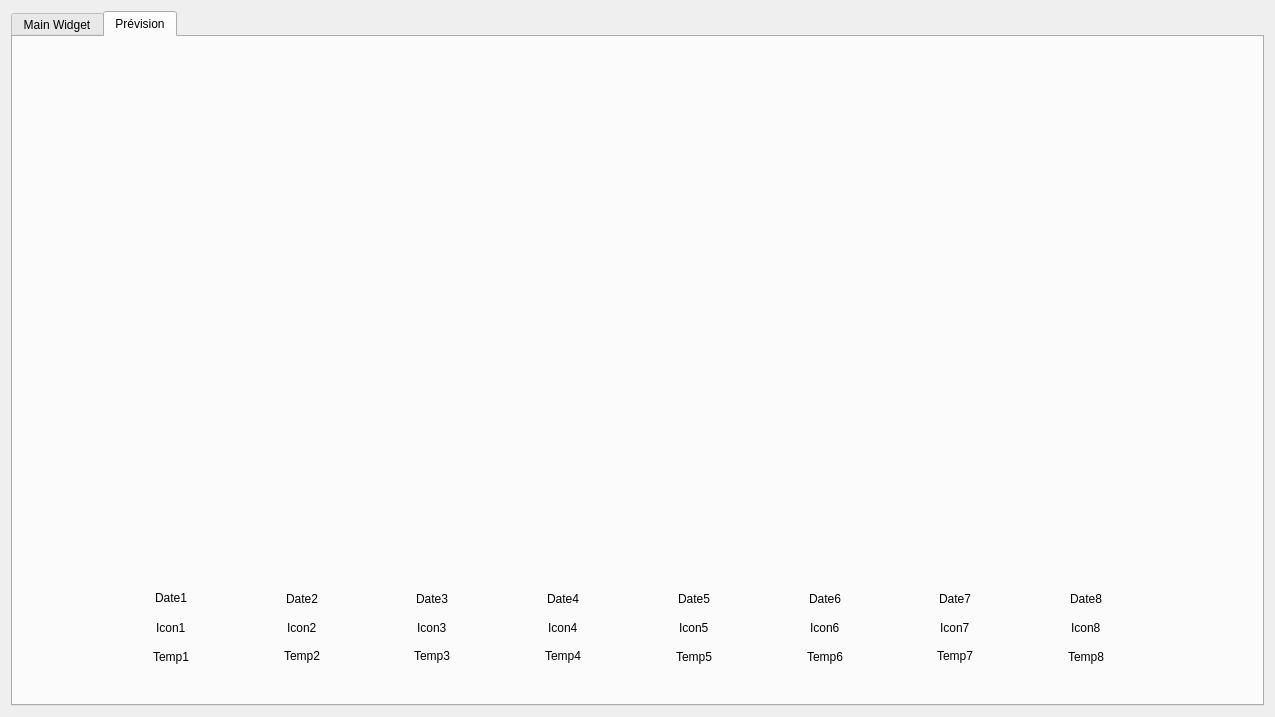
Qt form src/dialogmeteo.ui (dibydrams/raspparispi) before a commit.
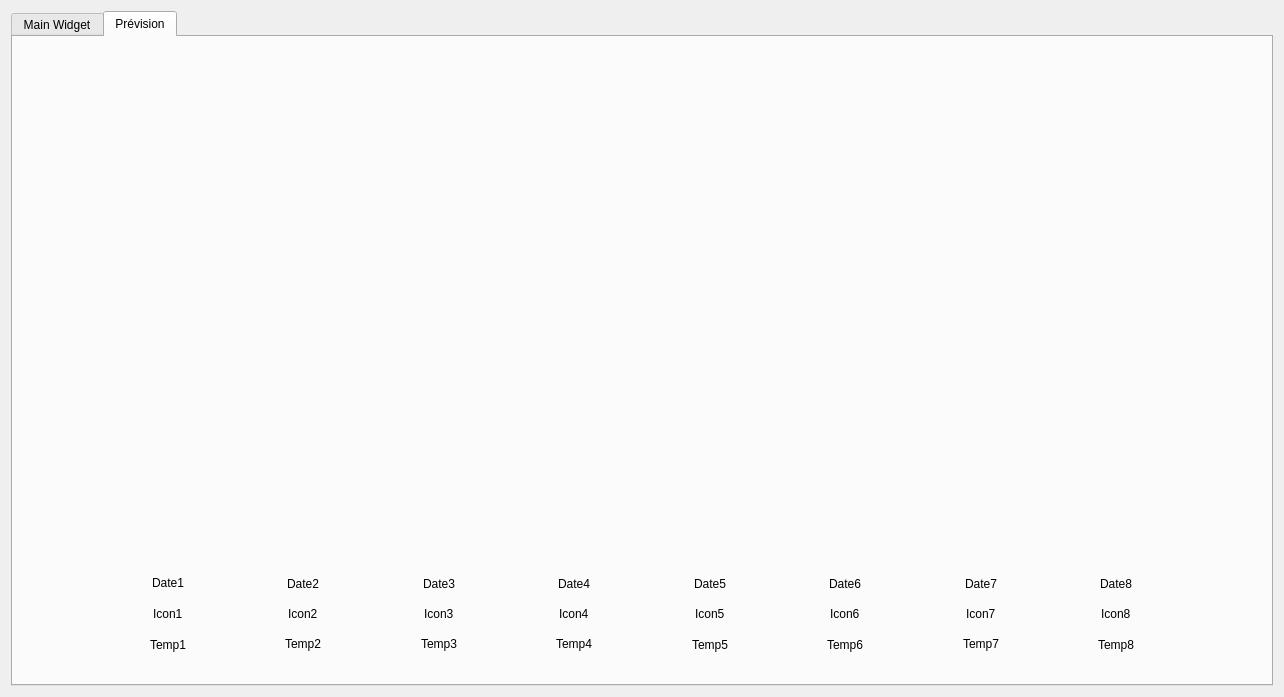
The same form after that commit. The open tabs and pages were chosen to show the change.

Commit message: Mise à jours

```diff
--- a/src/dialogmeteo.ui
+++ b/src/dialogmeteo.ui
@@ -6,14 +6,14 @@
    <rect>
     <x>0</x>
     <y>0</y>
-    <width>1275</width>
-    <height>717</height>
+    <width>1284</width>
+    <height>697</height>
    </rect>
   </property>
   <property name="windowTitle">
    <string>Météo de Paris</string>
   </property>
-  <layout class="QHBoxLayout" name="horizontalLayout_5">
+  <layout class="QVBoxLayout" name="verticalLayout">
    <item>
     <widget class="QTabWidget" name="tabWidget">
      <property name="currentIndex">
@@ -23,32 +23,11 @@
       <attribute name="title">
        <string>Main Widget</string>
       </attribute>
-      <widget class="QWidget" name="widgetPollution" native="true">
-       <property name="geometry">
-        <rect>
-         <x>410</x>
-         <y>10</y>
-         <width>821</width>
-         <height>641</height>
-        </rect>
-       </property>
-       <property name="minimumSize">
-        <size>
-         <width>291</width>
-         <height>251</height>
-        </size>
-       </property>
-      </widget>
-      <widget class="QWidget" name="layoutWidget_3">
-       <property name="geometry">
-        <rect>
-         <x>10</x>
-         <y>10</y>
-         <width>380</width>
-         <height>641</height>
-        </rect>
-       </property>
-       <layout class="QVBoxLayout" name="verticalLayout_21">
+      <layout class="QHBoxLayout" name="horizontalLayout_10">
+       <item>
+        <layout class="QHBoxLayout" name="horizontalLayout_9">
+         <item>
+          <layout class="QVBoxLayout" name="verticalLayout_6">
         <item>
          <layout class="QVBoxLayout" name="verticalLayout_22">
           <item>
@@ -89,7 +68,7 @@
                  <enum>Qt::Horizontal</enum>
                 </property>
                 <property name="sizeType">
-                 <enum>QSizePolicy::Fixed</enum>
+                    <enum>QSizePolicy::Expanding</enum>
                 </property>
                 <property name="sizeHint" stdset="0">
                  <size>
@@ -126,6 +105,9 @@
                 <property name="orientation">
                  <enum>Qt::Horizontal</enum>
                 </property>
+                   <property name="sizeType">
+                    <enum>QSizePolicy::Expanding</enum>
+                   </property>
                 <property name="sizeHint" stdset="0">
                  <size>
                   <width>40</width>
@@ -284,13 +266,13 @@
                <widget class="QTableWidget" name="tableWidget">
                 <property name="minimumSize">
                  <size>
-                  <width>261</width>
+                     <width>270</width>
                   <height>233</height>
                  </size>
                 </property>
                 <property name="maximumSize">
                  <size>
-                  <width>261</width>
+                     <width>270</width>
                   <height>233</height>
                  </size>
                 </property>
@@ -506,6 +488,9 @@
                 <property name="orientation">
                  <enum>Qt::Horizontal</enum>
                 </property>
+                   <property name="sizeType">
+                    <enum>QSizePolicy::Fixed</enum>
+                   </property>
                 <property name="sizeHint" stdset="0">
                  <size>
                   <width>68</width>
@@ -519,7 +504,7 @@
            </layout>
           </item>
           <item>
-           <layout class="QVBoxLayout" name="verticalLayout_28">
+              <layout class="QVBoxLayout" name="verticalLayout_5">
             <item>
              <spacer name="verticalSpacer">
               <property name="orientation">
@@ -534,6 +519,8 @@
              </spacer>
             </item>
             <item>
+                <layout class="QHBoxLayout" name="horizontalLayout_5">
+                 <item>
              <layout class="QVBoxLayout" name="verticalLayout_29">
               <item>
                <layout class="QVBoxLayout" name="verticalLayout_30">
@@ -576,27 +563,99 @@
               </item>
              </layout>
             </item>
+                 <item>
+                  <spacer name="horizontalSpacer_37">
+                   <property name="orientation">
+                    <enum>Qt::Horizontal</enum>
+                   </property>
+                   <property name="sizeHint" stdset="0">
+                    <size>
+                     <width>40</width>
+                     <height>20</height>
+                    </size>
+                   </property>
+                  </spacer>
+                 </item>
            </layout>
           </item>
          </layout>
         </item>
        </layout>
-      </widget>
+           </item>
+          </layout>
+         </item>
+         <item>
+          <widget class="QWidget" name="widgetPollution" native="true">
+           <property name="minimumSize">
+            <size>
+             <width>831</width>
+             <height>611</height>
+            </size>
+           </property>
+          </widget>
+         </item>
+        </layout>
+       </item>
+      </layout>
      </widget>
      <widget class="QWidget" name="tab_2">
       <attribute name="title">
        <string>Prévision</string>
       </attribute>
-      <widget class="QWidget" name="layoutWidget_4">
-       <property name="geometry">
-        <rect>
-         <x>140</x>
-         <y>550</y>
-         <width>951</width>
-         <height>81</height>
-        </rect>
-       </property>
+      <layout class="QVBoxLayout" name="verticalLayout_4">
+       <item>
+        <layout class="QVBoxLayout" name="verticalLayout_3">
+         <item>
+          <widget class="QWidget" name="widgetPrevision" native="true">
+           <property name="minimumSize">
+            <size>
+             <width>1211</width>
+             <height>501</height>
+            </size>
+           </property>
+          </widget>
+         </item>
+         <item>
+          <layout class="QHBoxLayout" name="horizontalLayout_19">
+           <item>
+            <spacer name="horizontalSpacer_35">
+             <property name="orientation">
+              <enum>Qt::Horizontal</enum>
+             </property>
+             <property name="sizeType">
+              <enum>QSizePolicy::Fixed</enum>
+             </property>
+             <property name="sizeHint" stdset="0">
+              <size>
+               <width>128</width>
+               <height>20</height>
+              </size>
+             </property>
+            </spacer>
+           </item>
+           <item>
+            <layout class="QVBoxLayout" name="verticalLayout_2">
+             <item>
+              <spacer name="verticalSpacer_3">
+               <property name="orientation">
+                <enum>Qt::Vertical</enum>
+               </property>
+               <property name="sizeType">
+                <enum>QSizePolicy::Fixed</enum>
+               </property>
+               <property name="sizeHint" stdset="0">
+                <size>
+                 <width>20</width>
+                 <height>18</height>
+                </size>
+               </property>
+              </spacer>
+             </item>
+             <item>
        <layout class="QHBoxLayout" name="horizontalLayout_8">
+               <property name="sizeConstraint">
+                <enum>QLayout::SetFixedSize</enum>
+               </property>
         <item>
          <layout class="QVBoxLayout" name="verticalLayout_32">
           <item alignment="Qt::AlignHCenter|Qt::AlignVCenter">
@@ -889,17 +948,46 @@
          </layout>
         </item>
        </layout>
-      </widget>
-      <widget class="QWidget" name="widgetPrevision" native="true">
-       <property name="geometry">
-        <rect>
-         <x>10</x>
-         <y>20</y>
-         <width>1211</width>
-         <height>501</height>
-        </rect>
-       </property>
-      </widget>
+             </item>
+             <item>
+              <spacer name="verticalSpacer_4">
+               <property name="orientation">
+                <enum>Qt::Vertical</enum>
+               </property>
+               <property name="sizeType">
+                <enum>QSizePolicy::Fixed</enum>
+               </property>
+               <property name="sizeHint" stdset="0">
+                <size>
+                 <width>20</width>
+                 <height>18</height>
+                </size>
+               </property>
+              </spacer>
+             </item>
+            </layout>
+           </item>
+           <item>
+            <spacer name="horizontalSpacer_36">
+             <property name="orientation">
+              <enum>Qt::Horizontal</enum>
+             </property>
+             <property name="sizeType">
+              <enum>QSizePolicy::Fixed</enum>
+             </property>
+             <property name="sizeHint" stdset="0">
+              <size>
+               <width>128</width>
+               <height>20</height>
+              </size>
+             </property>
+            </spacer>
+           </item>
+          </layout>
+         </item>
+        </layout>
+       </item>
+      </layout>
      </widget>
     </widget>
    </item>
```
Lines whose indentation alone changed are shown as unchanged. The commit also changes 2 other files.
